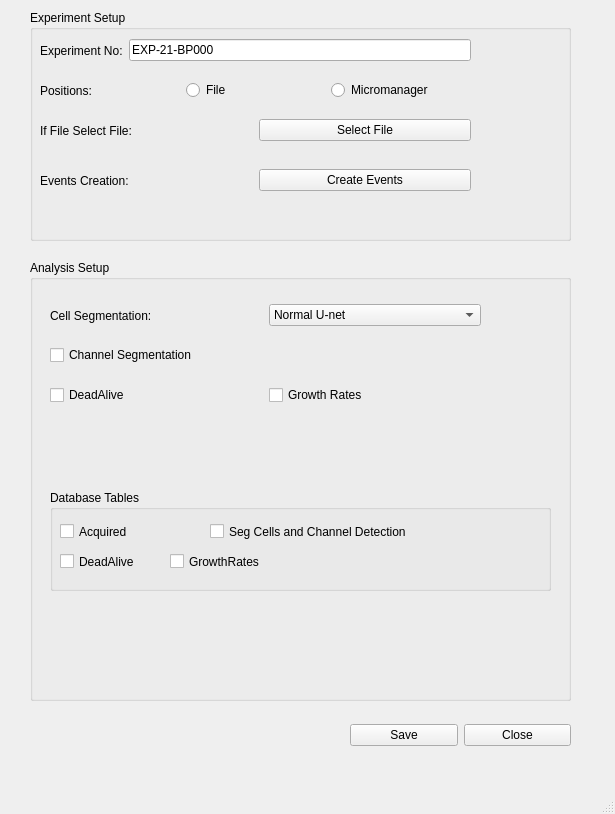
karempudi/GUIs, file setupWindow.ui: the form before one commit.
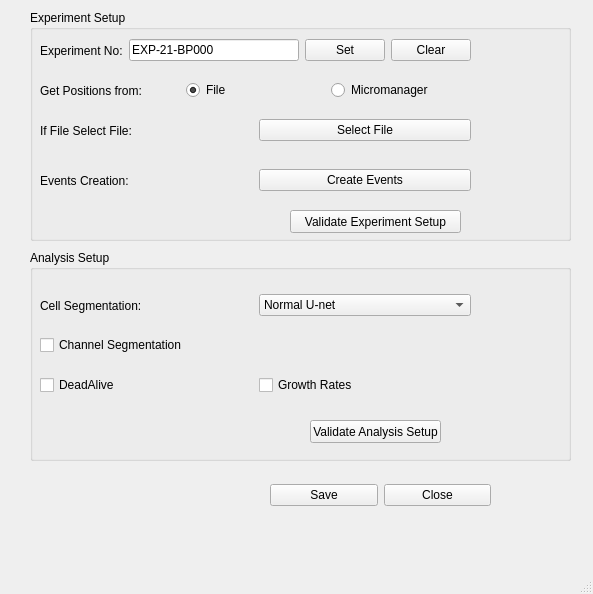
The form after the commit.

```diff
--- a/setupWindow.ui
+++ b/setupWindow.ui
@@ -6,8 +6,8 @@
    <rect>
     <x>0</x>
     <y>0</y>
-    <width>615</width>
-    <height>814</height>
+    <width>593</width>
+    <height>594</height>
    </rect>
   </property>
   <property name="windowTitle">
@@ -50,6 +50,20 @@
         </property>
        </widget>
       </item>
+      <item>
+       <widget class="QPushButton" name="exptNoSetButton">
+        <property name="text">
+         <string>Set</string>
+        </property>
+       </widget>
+      </item>
+      <item>
+       <widget class="QPushButton" name="exptNoClearButton">
+        <property name="text">
+         <string>Clear</string>
+        </property>
+       </widget>
+      </item>
      </layout>
     </widget>
     <widget class="QWidget" name="horizontalLayoutWidget_4">
@@ -65,7 +79,7 @@
       <item>
        <widget class="QLabel" name="positionsInputLabel">
         <property name="text">
-         <string>Positions:</string>
+         <string>Get Positions from:</string>
         </property>
        </widget>
       </item>
@@ -74,6 +88,9 @@
         <property name="text">
          <string>File</string>
         </property>
+        <property name="checked">
+         <bool>true</bool>
+        </property>
        </widget>
       </item>
       <item>
@@ -137,14 +154,27 @@
       </item>
      </layout>
     </widget>
+    <widget class="QPushButton" name="validateExptSetupButton">
+     <property name="geometry">
+      <rect>
+       <x>260</x>
+       <y>200</y>
+       <width>171</width>
+       <height>23</height>
+      </rect>
+     </property>
+     <property name="text">
+      <string>Validate Experiment Setup</string>
+     </property>
+    </widget>
    </widget>
    <widget class="QGroupBox" name="analysisSetupBox">
     <property name="geometry">
      <rect>
       <x>30</x>
-      <y>260</y>
+      <y>250</y>
       <width>541</width>
-      <height>441</height>
+      <height>211</height>
      </rect>
     </property>
     <property name="title">
@@ -153,7 +183,7 @@
     <widget class="QWidget" name="horizontalLayoutWidget">
      <property name="geometry">
       <rect>
-       <x>20</x>
+       <x>10</x>
        <y>40</y>
        <width>431</width>
        <height>31</height>
@@ -183,75 +213,10 @@
       </item>
      </layout>
     </widget>
-    <widget class="QGroupBox" name="databaseTablesBox">
-     <property name="geometry">
-      <rect>
-       <x>20</x>
-       <y>230</y>
-       <width>501</width>
-       <height>101</height>
-      </rect>
-     </property>
-     <property name="title">
-      <string>Database Tables</string>
-     </property>
-     <widget class="QCheckBox" name="acquiredCheck">
-      <property name="geometry">
-       <rect>
-        <x>10</x>
-        <y>30</y>
-        <width>131</width>
-        <height>23</height>
-       </rect>
-      </property>
-      <property name="text">
-       <string>Acquired</string>
-      </property>
-     </widget>
-     <widget class="QCheckBox" name="segCellsChannelsCheck">
-      <property name="geometry">
-       <rect>
-        <x>160</x>
-        <y>30</y>
-        <width>251</width>
-        <height>23</height>
-       </rect>
-      </property>
-      <property name="text">
-       <string>Seg Cells and Channel Detection</string>
-      </property>
-     </widget>
-     <widget class="QCheckBox" name="deadAliveCheck">
-      <property name="geometry">
-       <rect>
-        <x>10</x>
-        <y>60</y>
-        <width>91</width>
-        <height>23</height>
-       </rect>
-      </property>
-      <property name="text">
-       <string>DeadAlive</string>
-      </property>
-     </widget>
-     <widget class="QCheckBox" name="growthRatesCheck">
-      <property name="geometry">
-       <rect>
-        <x>120</x>
-        <y>60</y>
-        <width>131</width>
-        <height>23</height>
-       </rect>
-      </property>
-      <property name="text">
-       <string>GrowthRates</string>
-      </property>
-     </widget>
-    </widget>
     <widget class="QWidget" name="horizontalLayoutWidget_7">
      <property name="geometry">
       <rect>
-       <x>20</x>
+       <x>10</x>
        <y>80</y>
        <width>431</width>
        <height>31</height>
@@ -270,7 +235,7 @@
     <widget class="QWidget" name="horizontalLayoutWidget_8">
      <property name="geometry">
       <rect>
-       <x>20</x>
+       <x>10</x>
        <y>120</y>
        <width>431</width>
        <height>31</height>
@@ -293,12 +258,25 @@
       </item>
      </layout>
     </widget>
+    <widget class="QPushButton" name="validateAnalysisSetupButton">
+     <property name="geometry">
+      <rect>
+       <x>280</x>
+       <y>170</y>
+       <width>131</width>
+       <height>23</height>
+      </rect>
+     </property>
+     <property name="text">
+      <string>Validate Analysis Setup</string>
+     </property>
+    </widget>
    </widget>
    <widget class="QWidget" name="horizontalLayoutWidget_2">
     <property name="geometry">
      <rect>
-      <x>350</x>
-      <y>710</y>
+      <x>270</x>
+      <y>470</y>
       <width>221</width>
       <height>51</height>
      </rect>
```
Left out of the diff: 24 changed lines with no effect on the pictures.
